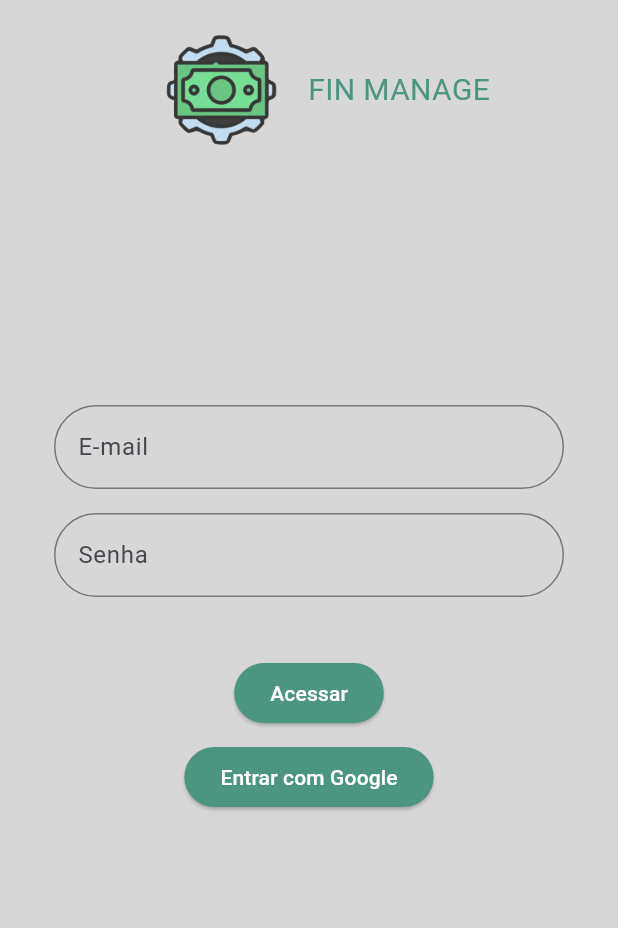
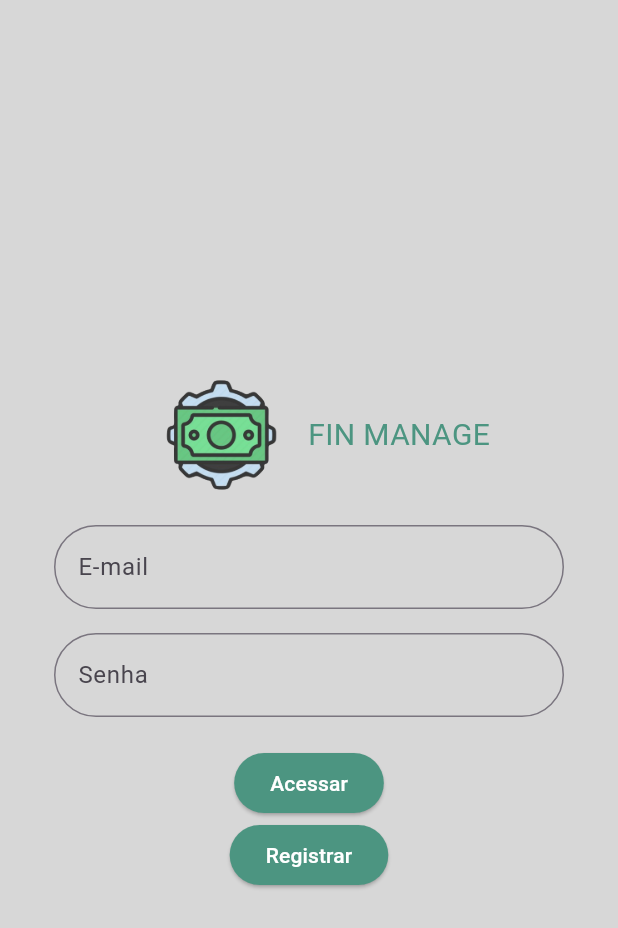
Before and after one commit to guilhermedebrites/finmanage_mobile, a Flutter app: the screen it shows after launch, on a phone screen of 412 x 824 dp. Shown: the top 928 px of the screen. Run offline on Flutter 3.47's test engine with Material 3 defaults, Android fonts, the phone set to English and light mode, and no system bars; our stand-ins replace firebase_core; accounts and stored records are empty.

Commit message:
feat: inicial screens

```diff
--- a/lib/login_page/items/access_button.dart
+++ /dev/null
@@ -1,53 +0,0 @@
-import 'package:finmanage_mobile/database_helper.dart';
-import 'package:finmanage_mobile/home_screen.dart';
-import 'package:flutter/material.dart';
-
-class AccessButton extends StatelessWidget {
-  final TextEditingController? emailController;
-  final TextEditingController? passwordController;
-
-  final DatabaseHelper _dbHelper = DatabaseHelper();
-
-  AccessButton({
-    super.key,
-    this.emailController,
-    this.passwordController,
-  });
-
-  @override
-  Widget build(BuildContext context) {
-    return ElevatedButton(
-      onPressed: () async {
-        final email = emailController?.text ?? '';
-        final password = passwordController?.text ?? '';
-
-        if (email.isEmpty || password.isEmpty) {
-          ScaffoldMessenger.of(context).showSnackBar(
-            const SnackBar(content: Text('E-mail ou senha vazios')),
-          );
-          return;
-        }
-
-        // Verifique se o usuário existe no banco de dados
-        final user = await _dbHelper.getUser(email, password);
-
-        if (user != null) {
-          // Login bem-sucedido
-          Navigator.pushReplacement(
-            context,
-            MaterialPageRoute(builder: (context) => const HomeScreen()),
-          );
-        } else {
-          ScaffoldMessenger.of(context).showSnackBar(
-            const SnackBar(content: Text('Credenciais inválidas')),
-          );
-        }
-      },
-      style: ElevatedButton.styleFrom(
-        foregroundColor: Colors.white,
-        backgroundColor: const Color(0xFF4C9581),
-      ),
-      child: const Text('Acessar'),
-    );
-  }
-}
--- a/lib/login_page/items/login_inputs.dart
+++ b/lib/login_page/items/login_inputs.dart
@@ -1,45 +1,74 @@
-import 'package:finmanage_mobile/database_helper.dart';
+import 'package:finmanage_mobile/home_page/home_screen.dart';
 import 'package:flutter/material.dart';
 
-class InputsLogin extends StatelessWidget {
-  final TextEditingController? emailController;
-  final TextEditingController? passwordController;
+class InputsLogin extends StatefulWidget {
+  const InputsLogin({super.key});
 
-  final DatabaseHelper _dbHelper = DatabaseHelper();
+  @override
+  _InputsLoginState createState() => _InputsLoginState();
+}
 
-  InputsLogin({
-    super.key,
-    this.emailController,
-    this.passwordController,
-  });
+class _InputsLoginState extends State<InputsLogin> {
+  final _formKey = GlobalKey<FormState>();
+  final _emailController = TextEditingController();
+  final _passwordController = TextEditingController();
+
 
   @override
   Widget build(BuildContext context) {
-    return Column(
+    return Form(
+      key: _formKey,
+      child: Column(
         children: [
           TextFormField(
-          controller: emailController,
+            controller: _emailController,
             decoration: const InputDecoration(
               labelText: 'E-mail',
               border: OutlineInputBorder(
                 borderRadius: BorderRadius.all(Radius.circular(32.0)),
               ),
             ),
+            validator: (email) {
+              if(email == null || email.isEmpty) {
+                return 'Digite seu e-mail';
+              }
+              return null;
+            },
             keyboardType: TextInputType.emailAddress,
           ),
           const SizedBox(height: 16),
           TextFormField(
-          controller: passwordController,
+            controller: _passwordController,
             decoration: const InputDecoration(
               labelText: 'Senha',
               border: OutlineInputBorder(
                 borderRadius: BorderRadius.all(Radius.circular(32.0)),
               ),
             ),
+            validator: (password) {
+              if(password == null || password.isEmpty) {
+                return 'Digite sua senha';
+              }
+              return null;
+            },
             obscureText: true,
           ),
           const SizedBox(height: 20),
+          ElevatedButton(
+            onPressed: () {
+              if(_formKey.currentState!.validate()){
+                Navigator.push(context, MaterialPageRoute(builder: (context) => HomeScreen()));
+              }
+            },
+            style: ElevatedButton.styleFrom(
+            foregroundColor: Colors.white,
+            backgroundColor: const Color(0xFF4C9581),
+            ),
+            child: const Text('Acessar'),
+          )
         ],
+      ),
     );
   }
+
 }
--- /dev/null
+++ b/lib/login_page/items/register_inputs.dart
@@ -0,0 +1,27 @@
+import 'package:flutter/material.dart';
+
+class InputsRegister extends StatefulWidget {
+  const InputsRegister({super.key});
+
+  @override
+  _InputsRegisterState createState() => _InputsRegisterState();
+}
+
+class _InputsRegisterState extends State<InputsRegister> {
+  @override
+  Widget build(BuildContext context) {
+    return Column(
+      children: [
+          ElevatedButton(
+            onPressed: () {},
+            style: ElevatedButton.styleFrom(
+              foregroundColor: Colors.white,
+              backgroundColor: const Color(0xFF4C9581),
+            ),
+            child: const Text('Registrar'),
+          )
+        ],
+    );
+  }
+
+}
--- a/lib/login_page/login_controller.dart
+++ b/lib/login_page/login_controller.dart
@@ -1,48 +1,18 @@
-import 'package:finmanage_mobile/login_page/items/access_button.dart';
 import 'package:finmanage_mobile/login_page/items/login_inputs.dart';
+import 'package:finmanage_mobile/login_page/items/register_inputs.dart';
 import 'package:flutter/material.dart';
 
 class LoginController extends StatelessWidget {
-  final TextEditingController _emailController = TextEditingController();
-  final TextEditingController _passwordController = TextEditingController();
-
-  final bool? _isSigningIn;
-  final Future<void> Function()? _signInWithGoogle;
-
-  LoginController({
-    super.key,
-    required bool? isSigningIn,
-    required Future<void> Function()? signInWithGoogle,
-  })  : _isSigningIn = isSigningIn,
-        _signInWithGoogle = signInWithGoogle;
+  const LoginController({super.key});
 
   @override
   Widget build(BuildContext context) {
-    return SizedBox(
+    return const SizedBox(
       width: 340,
       child: Column(
         children: [
-          InputsLogin(
-            emailController: _emailController,
-            passwordController: _passwordController,
-          ),
-          const SizedBox(height: 20),
-          AccessButton(
-            emailController: _emailController,
-            passwordController: _passwordController,
-          ),
-          const SizedBox(height: 8),
-          if (_isSigningIn == true)
-            const CircularProgressIndicator()
-          else
-            ElevatedButton(
-              onPressed: _signInWithGoogle,
-              style: ElevatedButton.styleFrom(
-                foregroundColor: Colors.white,
-                backgroundColor: const Color(0xFF4C9581),
-              ),
-              child: const Text('Entrar com Google'),
-            ),
+          InputsLogin(),
+          InputsRegister()
         ],
       ),
     );
--- a/lib/login_page/login_screen.dart
+++ b/lib/login_page/login_screen.dart
@@ -1,88 +1,33 @@
-import 'package:finmanage_mobile/home_screen.dart';
 import 'package:finmanage_mobile/login_page/login_controller.dart';
 import 'package:finmanage_mobile/logo_header.dart';
-import 'package:firebase_auth/firebase_auth.dart';
 import 'package:flutter/material.dart';
-import 'package:google_sign_in/google_sign_in.dart';
 
-class LoginScreen extends StatefulWidget {
+class LoginScreen extends StatelessWidget {
   const LoginScreen({super.key});
-
-  @override
-  _LoginScreenState createState() => _LoginScreenState();
-}
-
-class _LoginScreenState extends State<LoginScreen> {
-  final GoogleSignIn _googleSignIn = GoogleSignIn();
-  final FirebaseAuth _auth = FirebaseAuth.instance;
-  bool _isSigningIn = false;
-
-  Future<void> _signInWithGoogle() async {
-    setState(() {
-      _isSigningIn = true;
-    });
-
-    try {
-      final GoogleSignInAccount? googleUser = await _googleSignIn.signIn();
-      if (googleUser == null) {
-        setState(() {
-          _isSigningIn = false;
-        });
-        return;
-      }
-
-      final GoogleSignInAuthentication googleAuth =
-          await googleUser.authentication;
-      final credential = GoogleAuthProvider.credential(
-        accessToken: googleAuth.accessToken,
-        idToken: googleAuth.idToken,
-      );
-
-      final UserCredential userCredential =
-          await _auth.signInWithCredential(credential);
-
-      if (userCredential.user != null) {
-        Navigator.pushReplacement(
-          context,
-          MaterialPageRoute(builder: (context) => const HomeScreen()),
-        );
-      } else {
-        ScaffoldMessenger.of(context).showSnackBar(
-          const SnackBar(content: Text('Falha ao autenticar com Google.')),
-        );
-      }
-    } catch (e) {
-      ScaffoldMessenger.of(context).showSnackBar(
-        SnackBar(content: Text('Erro ao fazer login com Google: $e')),
-      );
-    } finally {
-      setState(() {
-        _isSigningIn = false;
-      });
-    }
-  }
 
   @override
   Widget build(BuildContext context) {
     return Scaffold(
       backgroundColor: const Color(0xFFD7D7D7),
       body: Center(
+        child: SingleChildScrollView(
           child: Column(
             children: [
               LogoHeader(),
-            const SizedBox(height: 150),
+              const Column(
+                children: [
                   Column(
                     mainAxisAlignment: MainAxisAlignment.center,
                     children: [
-                LoginController(
-                  isSigningIn: _isSigningIn,
-                  signInWithGoogle: _signInWithGoogle,
+                      LoginController(),
+                    ],
                   ),
                 ],
               ),
             ],
           ),
         ),
+      ),
     );
   }
 }
--- a/lib/logo_header.dart
+++ b/lib/logo_header.dart
@@ -3,8 +3,7 @@ import 'package:flutter/material.dart';
 class LogoHeader extends StatelessWidget {
   @override
   Widget build(BuildContext context) {
-    return Container(
-      child: Row(
+    return Row(
       mainAxisAlignment: MainAxisAlignment.center,
       children: [
         Image.asset(
@@ -19,7 +18,6 @@ class LogoHeader extends StatelessWidget {
               color: Color(0xFF4C9581),
             ))
       ],
-      ),
     );
   }
 }
--- a/pubspec.yaml
+++ b/pubspec.yaml
@@ -16,6 +16,7 @@ dependencies:
   sqflite: ^2.0.0+4
   path_provider: ^2.0.0
   cupertino_icons: ^1.0.8
+  provider: ^6.0.0
 
 dev_dependencies:
   flutter_test:
```
Also changed, not shown: lib/bottom_menu.dart (added, +97 -0 lines), lib/bottom_menu_provider.dart (added, +12 -0 lines), lib/database_helper.dart (deleted, +0 -53 lines), lib/despesas_page/despesas_screen.dart (added, +30 -0 lines), lib/home_page/home_screen.dart (added, +21 -0 lines), lib/home_screen.dart (deleted, +0 -12 lines), lib/main.dart (+8 -1 lines), lib/receitas_page/receitas_screen.dart (added, +30 -0 lines), lib/register_screen.dart (deleted, +0 -86 lines), pubspec.lock. Lines whose indentation alone changed are shown as unchanged.
